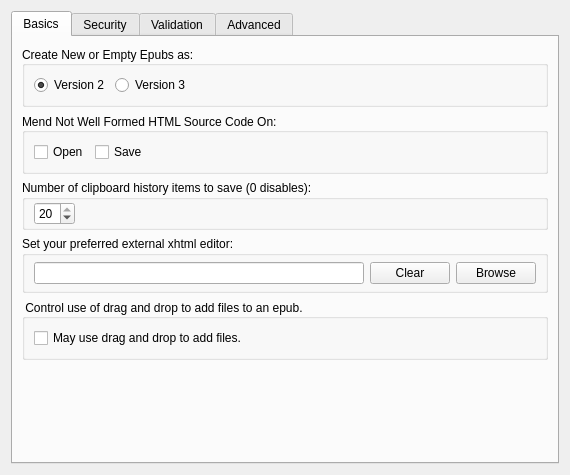
Before: the Qt Designer form src/Form_Files/PGeneralSettingsWidget.ui in 3tic-project/Sigil-Enhanced, drawn with Qt 5.
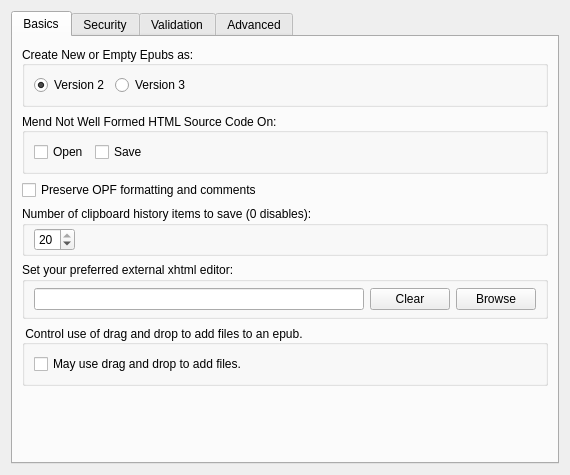
After: the same form once the commit is applied.

Commit message: feat(opf): preserve source during import save and package updates

Diff of the .ui file:
```diff
--- a/src/Form_Files/PGeneralSettingsWidget.ui
+++ b/src/Form_Files/PGeneralSettingsWidget.ui
@@ -157,6 +157,16 @@
          </layout>
         </widget>
        </item>
+       <item>
+        <widget class="QCheckBox" name="PreserveOPFSource">
+         <property name="text">
+          <string>Preserve OPF formatting and comments</string>
+         </property>
+         <property name="toolTip">
+          <string>Keep OPF source when opening books and apply package changes locally. Turn off to use legacy automatic OPF formatting. HTML mending is configured separately.</string>
+         </property>
+        </widget>
+       </item>
        <item>
         <widget class="QGroupBox" name="groupBoxClipLimit">
          <property name="title">
```
The commit also changes 12 other files.
